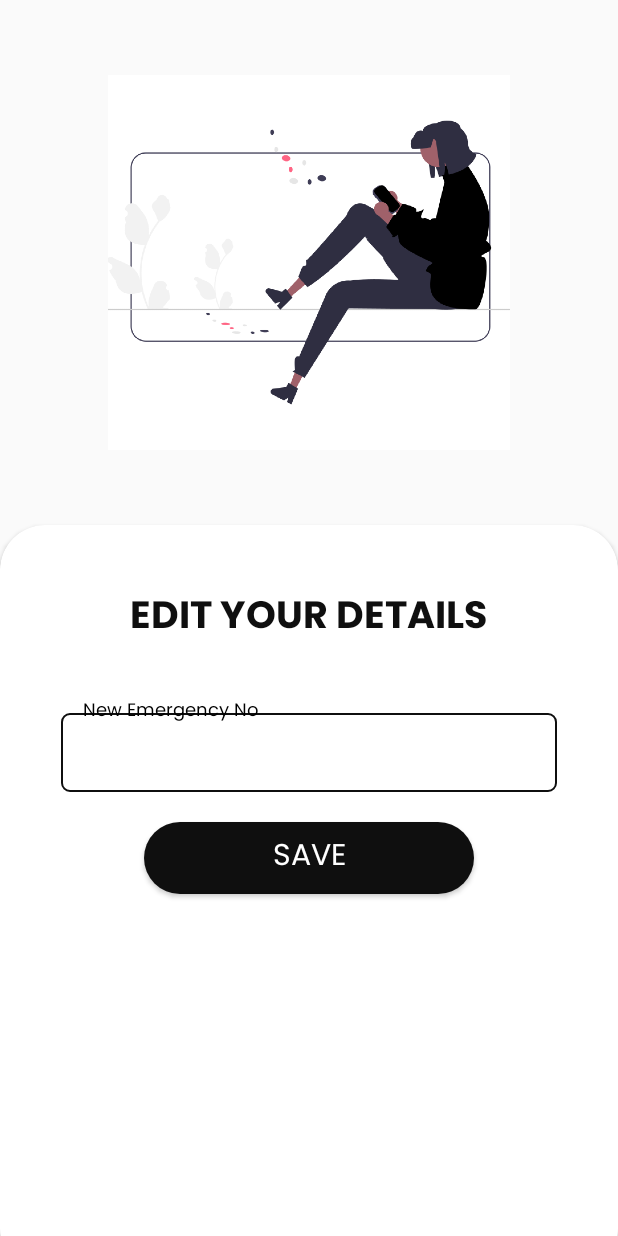
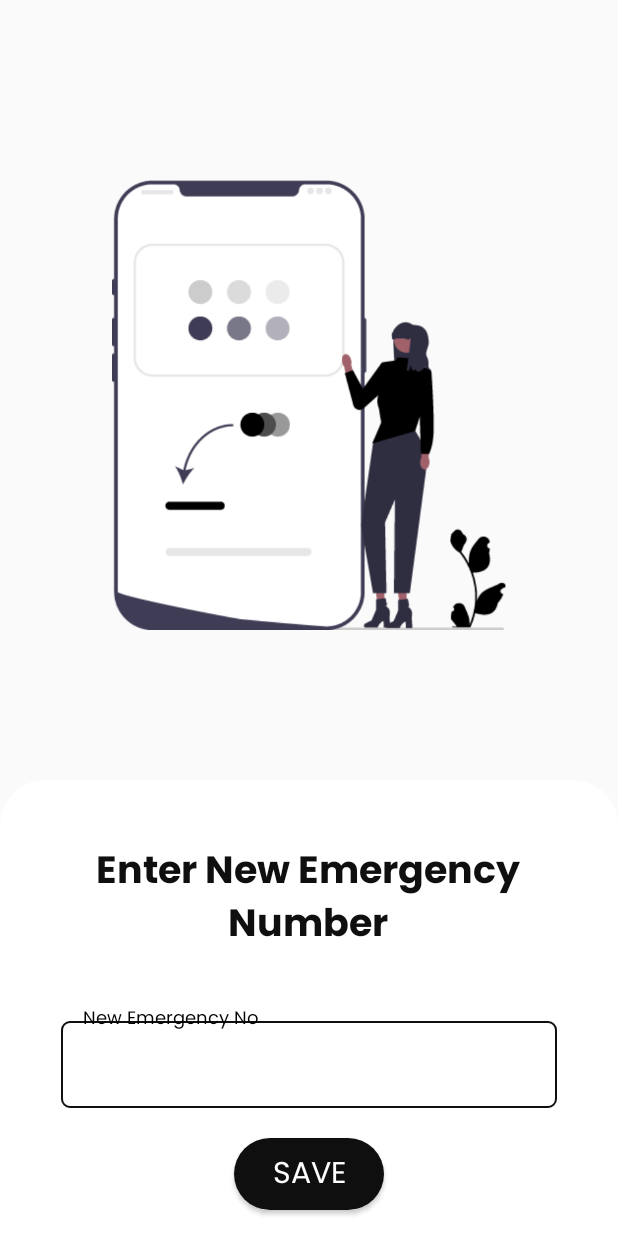
Before and after one commit to u1145h/LiveSafe, an Android app: the EditDetails screen opened directly, with no data from a screen before it, on a phone screen of 412 x 824 dp. Run offline under Robolectric (Android 15) with nearby library versions, the phone set to English and light mode, and no system bars; 1 statement that could not run was skipped.

Commit message:
small bug fix

```diff
--- a/app/src/main/res/drawable/input_background.xml
+++ b/app/src/main/res/drawable/input_background.xml
@@ -3,8 +3,8 @@
     <corners
         android:radius="5dp"/>
     <padding
-        android:left="15dp" android:right="15dp" android:top="12dp"
-        android:bottom="12dp"/>
+        android:left="15dp" android:right="15dp" android:top="15dp"
+        android:bottom="15dp"/>
     <solid
         android:color="@color/White"/>
     <stroke
--- a/app/src/main/res/layout/activity_edit_details.xml
+++ b/app/src/main/res/layout/activity_edit_details.xml
@@ -10,15 +10,16 @@
 
     <ImageView
         android:layout_width="match_parent"
-        android:layout_height="250dp"
-        android:src="@drawable/img_1" />
+        android:layout_height="300dp"
+        android:layout_marginTop="70dp"
+        android:src="@drawable/editable" />
 
 
     <androidx.cardview.widget.CardView
         android:layout_width="match_parent"
         android:layout_height="match_parent"
         android:backgroundTint="@color/White"
-        android:layout_marginTop="50dp"
+        android:layout_marginTop="100dp"
         android:layout_marginBottom="-25dp"
         app:cardCornerRadius="30dp">
 
@@ -31,7 +32,7 @@
 
             <TextView
                 android:id="@+id/textView"
-                android:layout_width="wrap_content"
+                android:layout_width="350dp"
                 android:layout_height="wrap_content"
                 android:layout_gravity="center"
                 android:layout_marginTop="40dp"
@@ -64,13 +65,14 @@
 
             <Button
                 android:id="@+id/update"
-                android:layout_width="220dp"
+                android:layout_width="100dp"
                 android:layout_height="wrap_content"
                 android:layout_gravity="center"
                 android:layout_marginTop="20dp"
                 android:background="@drawable/round_white_button"
                 android:onClick="update"
                 android:text="Save"
+                android:paddingTop="3dp"
                 android:fontFamily="@font/poppinsr"
                 android:textColor="@color/White"
                 android:textSize="20sp" />
--- a/app/src/main/res/layout/activity_user_details.xml
+++ b/app/src/main/res/layout/activity_user_details.xml
@@ -83,6 +83,7 @@
                 android:background="@drawable/round_white_button"
                 android:textSize="17sp"
                 android:layout_marginTop="20dp"
+                android:paddingTop="3dp"
                 android:layout_width="150dp"
                 android:layout_height="wrap_content"/>
 
--- a/app/src/main/res/values/strings.xml
+++ b/app/src/main/res/values/strings.xml
@@ -4,5 +4,5 @@
     <string name="textView_LoginActivity">Login</string>
     <string name="editDetails">View Details</string>
     <string name="textView_SecondaryActivity">Touch the location icon below to send your location to your emergency contact</string>
-    <string name="textView_EditDetails">EDIT YOUR DETAILS</string>
+    <string name="textView_EditDetails">Enter New Emergency Number</string>
 </resources>
```
Also changed, not shown: app/src/main/res/drawable/editable.png (added).
